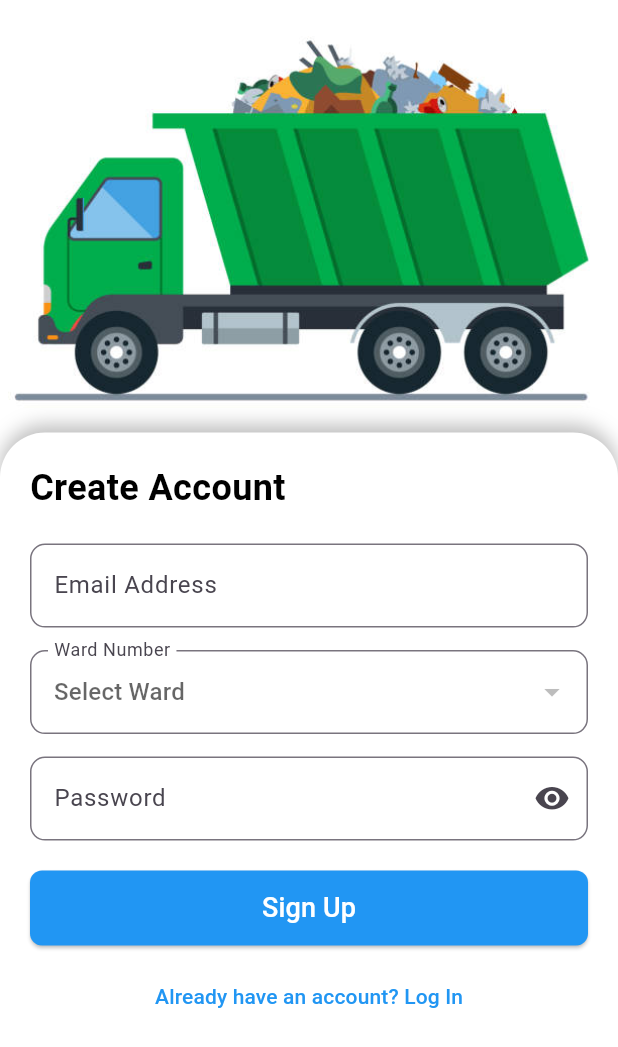
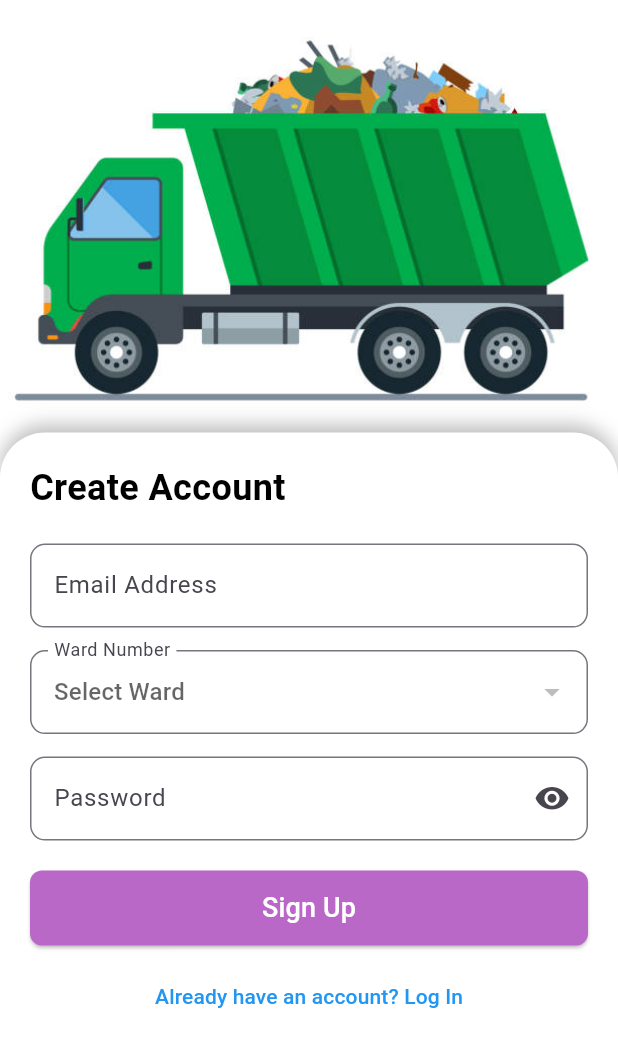
Before and after one commit to Mz10625/TrashTrack, a Flutter app: the screen it shows after launch, after a tap on "Sign Up", on a phone screen of 412 x 824 dp. Shown: the top 1047 px of the screen. Run offline on Flutter 3.47's test engine with Material 3 defaults, Android fonts, the phone set to English and light mode, and no system bars; our stand-ins replace cloud_firestore, firebase_auth, firebase_core, geolocator; missing offline and left inert: mapmyindia_gl; accounts and stored records are empty.

Commit message:
reset password page

```diff
--- a/live_location/lib/firebase_operations.dart
+++ b/live_location/lib/firebase_operations.dart
@@ -86,7 +86,7 @@ Future<Map<String, dynamic>> fetchCurrentUserData() async {
 
     if (userSnapshot.exists) {
       final userData = userSnapshot.data() as Map<String, dynamic>;
-      print("User data: $userData");
+      // print("User data: $userData");
       return userData;
     } else {
       print("User document does not exist.");
--- a/live_location/lib/login.dart
+++ b/live_location/lib/login.dart
@@ -2,6 +2,7 @@
 import 'package:flutter/material.dart';
 import 'package:live_location/ActiveVehiclesScreen.dart';
 import 'package:live_location/firebase_operations.dart';
+import 'package:live_location/reset_password.dart';
 import 'signup.dart';
 
 class Login extends StatefulWidget{
@@ -13,7 +14,6 @@ class Login extends StatefulWidget{
 
 class _LoginState extends State<Login> {
   bool _passwordVisible = false;
-  // String password = "";
   TextEditingController pass = TextEditingController();
   TextEditingController email = TextEditingController();
 
@@ -28,9 +28,9 @@ class _LoginState extends State<Login> {
             right: 0,
             child: Container(
               height: MediaQuery.of(context).size.height * 0.58,
-              decoration: BoxDecoration(
+              decoration: const BoxDecoration(
                 image: DecorationImage(
-                  image: AssetImage('assets/images/logo.png'),
+                  image: AssetImage('assets/images/login1.png'),
                   fit: BoxFit.contain,
                 ),
               ),
@@ -40,8 +40,8 @@ class _LoginState extends State<Login> {
             alignment: Alignment.bottomCenter,
             child: Container(
               height: MediaQuery.of(context).size.height * 0.5,
-              padding: EdgeInsets.all(20),
-              decoration: BoxDecoration(
+              padding: const EdgeInsets.all(20),
+              decoration: const BoxDecoration(
                 color: Colors.white,
                 borderRadius: BorderRadius.vertical(top: Radius.circular(30)),
                 boxShadow: [
@@ -55,7 +55,7 @@ class _LoginState extends State<Login> {
               child: Column(
                 crossAxisAlignment: CrossAxisAlignment.start,
                 children: [
-                  Text(
+                  const Text(
                     'Welcome Back,',
                     style: TextStyle(
                       fontSize: 24,
@@ -63,7 +63,7 @@ class _LoginState extends State<Login> {
                       color: Colors.black,
                     ),
                   ),
-                  SizedBox(height: 20),
+                  const SizedBox(height: 20),
                   TextField(
                     decoration: InputDecoration(
                       labelText: 'E-mail',
@@ -73,7 +73,7 @@ class _LoginState extends State<Login> {
                     ),
                     controller: email,
                   ),
-                  SizedBox(height: 20),
+                  const SizedBox(height: 20),
                   TextField(
                     obscureText: !_passwordVisible,
                     decoration: InputDecoration(
@@ -87,32 +87,32 @@ class _LoginState extends State<Login> {
                           // password = pass.text;
                         }),
                       },
-                        icon: !_passwordVisible ? Icon(Icons.visibility_rounded) : Icon(Icons.visibility_off)
+                        icon: !_passwordVisible ? const Icon(Icons.visibility_rounded) : const Icon(Icons.visibility_off)
                       ),
                     ),
                     controller: pass,
                   ),
-                  SizedBox(height: 10),
+                  const SizedBox(height: 10),
                   Align(
                     alignment: Alignment.centerRight,
                     child: TextButton(
                       onPressed: () async {
-
+                        Navigator.push(context, MaterialPageRoute(builder: (context)=> const ForgotPasswordPage()));
                       },
-                      child: Text(
+                      child: const Text(
                         'Forgot Password?',
-                        style: TextStyle(color: Colors.blue),
+                        style: TextStyle(color: Color.fromRGBO(11, 52, 110,1)),
                       ),
                     ),
                   ),
                   Row(
                     mainAxisAlignment: MainAxisAlignment.center,
                     children: [
-                      Container(
+                      SizedBox(
                         width: MediaQuery.of(context).size.width/3,
                         child: ElevatedButton(
                           style: ElevatedButton.styleFrom(
-                            backgroundColor: Color.fromRGBO(104 ,150 ,196,1),
+                            backgroundColor: Colors.purple.shade300,
                             minimumSize: Size(double.infinity, 50),
                             shape: RoundedRectangleBorder(
                               borderRadius: BorderRadius.circular(8),
@@ -186,7 +186,7 @@ class _LoginState extends State<Login> {
                               );
                             }
                           },
-                          child: Text(
+                          child: const Text(
                             'Login',
                             style: TextStyle(fontSize: 18, color: Colors.white),
                           ),
@@ -194,16 +194,16 @@ class _LoginState extends State<Login> {
                       ),
                     ],
                   ),
-                  SizedBox(height: 10),
+                  const SizedBox(height: 10),
                   Center(
                     child: TextButton(
                       onPressed: () {
                         Navigator.push(
                           context,
-                          MaterialPageRoute(builder: (context) => SignUp()),
+                          MaterialPageRoute(builder: (context) => const SignUp()),
                         );
                       },
-                      child: Text(
+                      child: const Text(
                         'Sign Up',
                         style: TextStyle(color: Color.fromRGBO(11, 52, 110,1)),
                       ),
--- a/live_location/lib/signup.dart
+++ b/live_location/lib/signup.dart
@@ -16,7 +16,6 @@ class _SignUpState extends State<SignUp> {
   TextEditingController pass = TextEditingController();
   TextEditingController email = TextEditingController();
   String? selectedWard;
-
   List<Map<String, dynamic>> wards = [];
 
   @override
@@ -97,7 +96,7 @@ class _SignUpState extends State<SignUp> {
             right: 0,
             child: Container(
               height: MediaQuery.of(context).size.height * 0.4,
-              decoration: BoxDecoration(
+              decoration: const BoxDecoration(
                 image: DecorationImage(
                   image: AssetImage('assets/images/kitchen.jpg'),
                   fit: BoxFit.cover,
@@ -109,8 +108,8 @@ class _SignUpState extends State<SignUp> {
             alignment: Alignment.bottomCenter,
             child: Container(
               height: MediaQuery.of(context).size.height * 0.65,
-              padding: EdgeInsets.all(20),
-              decoration: BoxDecoration(
+              padding: const EdgeInsets.all(20),
+              decoration: const BoxDecoration(
                 color: Colors.white,
                 borderRadius: BorderRadius.vertical(top: Radius.circular(30)),
                 boxShadow: [
@@ -125,7 +124,7 @@ class _SignUpState extends State<SignUp> {
                 child: Column(
                   crossAxisAlignment: CrossAxisAlignment.start,
                   children: [
-                    Text(
+                    const Text(
                       'Create Account',
                       style: TextStyle(
                         fontSize: 24,
@@ -133,7 +132,7 @@ class _SignUpState extends State<SignUp> {
                         color: Colors.black,
                       ),
                     ),
-                    SizedBox(height: 20),
+                    const SizedBox(height: 20),
                     // Email Field
                     TextField(
                       decoration: InputDecoration(
@@ -145,10 +144,10 @@ class _SignUpState extends State<SignUp> {
                       keyboardType: TextInputType.emailAddress,
                       controller: email,
                     ),
-                    SizedBox(height: 15),
+                    const SizedBox(height: 15),
                     DropdownButtonFormField<String>(
                       value: selectedWard,
-                      hint: Text('Select Ward'),
+                      hint: const Text('Select Ward'),
                       decoration: InputDecoration(
                         labelText: 'Ward Number',
                         border: OutlineInputBorder(
@@ -169,7 +168,7 @@ class _SignUpState extends State<SignUp> {
                         });
                       },
                     ),
-                    SizedBox(height: 15),
+                    const SizedBox(height: 15),
                     // Password Field
                     TextField(
                       obscureText: !_passwordVisible,
@@ -195,7 +194,7 @@ class _SignUpState extends State<SignUp> {
                     // Sign Up Button
                     ElevatedButton(
                       style: ElevatedButton.styleFrom(
-                        backgroundColor: Colors.blue,
+                        backgroundColor: Colors.purple.shade300,
                         minimumSize: Size(double.infinity, 50),
                         shape: RoundedRectangleBorder(
                           borderRadius: BorderRadius.circular(8),
@@ -217,7 +216,7 @@ class _SignUpState extends State<SignUp> {
                             MaterialPageRoute(builder: (context) => Login()),
                           );
                         },
-                        child: Text(
+                        child: const Text(
                           'Already have an account? Log In',
                           style: TextStyle(color: Colors.blue),
                         ),
--- a/live_location/pubspec.yaml
+++ b/live_location/pubspec.yaml
@@ -69,6 +69,7 @@ flutter:
     - assets/images/kitchen.jpg
     - assets/images/logo.png
     - assets/images/home.png
+    - assets/images/login1.png
 
   # An image asset can refer to one or more resolution-specific "variants", see
   # https://flutter.dev/to/resolution-aware-images
```
Also changed, not shown: live_location/lib/ActiveVehiclesScreen.dart (+25 -22 lines), live_location/lib/map_screen.dart (+69 -51 lines), live_location/lib/reset_password.dart (added, +132 -0 lines), 4 other files.
